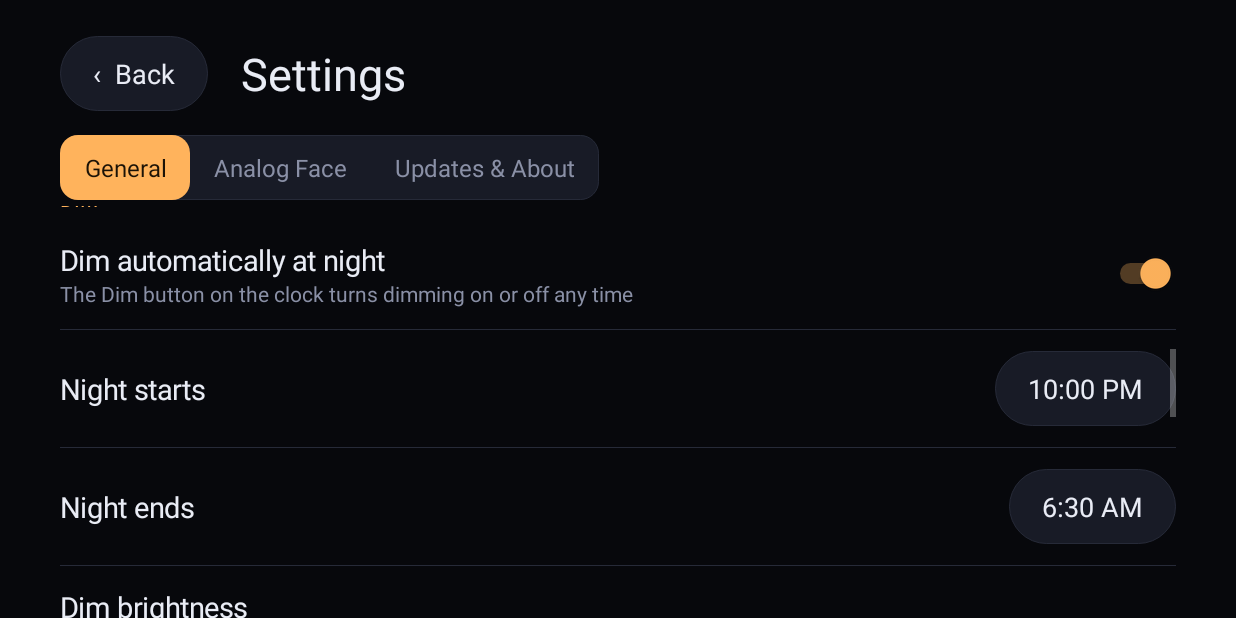
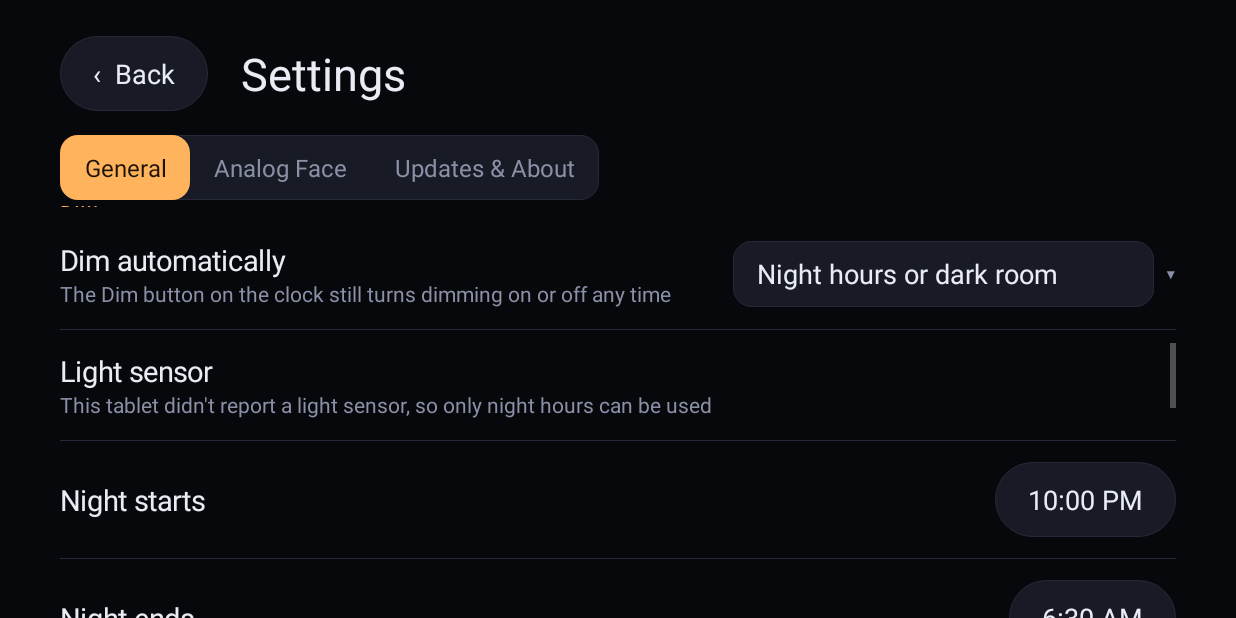
Before and after one commit to bugabooman-lgtm/bedside-clock, an Android app: the SettingsActivity screen opened directly, with no data from a screen before it, scrolled down 576 dp, on a phone screen of 824 x 412 dp (held sideways). Run offline under Robolectric (Android 15) with nearby library versions, the phone set to English and light mode, and no system bars.

Commit message:
2.0: ambient light dimming via the light sensor
Co-Authored-By: Claude Opus 5.5 <noreply@anthropic.com>
Claude-Session: https://claude.ai/code/session_01RCdWgGhTbUqcan577fymfk

```diff
--- a/app/src/main/java/com/bedside/clock/Changelog.kt
+++ b/app/src/main/java/com/bedside/clock/Changelog.kt
@@ -3,6 +3,11 @@ package com.bedside.clock
 /** Newest first. Add an entry here and bump the VERSION file for each release. */
 object Changelog {
     val entries: List<Pair<String, List<String>>> = listOf(
+        "2.0" to listOf(
+            "Ambient light: the clock dims by itself when the room goes dark, using the tablet's light sensor, and brightens again when the lights come on",
+            "Choose when to dim: night hours or a dark room, dark room only, night hours only, or off",
+            "Choose how dark the room must be (lights off, very dim, dim lamp), and see the live light reading in Settings"
+        ),
         "1.9.3" to listOf(
             "Clock style is now a dropdown list in Settings (it had too many choices to fit)",
             "Other long lists (dial color, numbers, date window, surreal and slime colors) are dropdowns too",
--- a/app/src/main/java/com/bedside/clock/SettingsActivity.kt
+++ b/app/src/main/java/com/bedside/clock/SettingsActivity.kt
@@ -23,12 +23,17 @@ class SettingsActivity : Activity() {
     private val handler = Handler(Looper.getMainLooper())
     private lateinit var locationLabel: TextView
     private lateinit var updStatus: TextView
+    private var luxLabel: TextView? = null
     private lateinit var installBtn: TextView
     private val statusTick = object : Runnable {
         override fun run() {
             if (Updater.busy && Updater.status.isNotEmpty()) updStatus.text = Updater.status
             else if (Updater.status.isNotEmpty() && !Updater.busy && Updater.status != lastShown) updStatus.text = Updater.status
             lastShown = updStatus.text.toString()
+            luxLabel?.let { l ->
+                val v = Ambient.lux
+                l.text = if (v < 0) "Reading…" else "${v.toInt()} lux — " + (if (Ambient.dark) "dark" else "light")
+            }
             handler.postDelayed(this, 1000)
         }
     }
@@ -197,10 +202,18 @@ class SettingsActivity : Activity() {
 
         // ---- dim ----
         section("Dim")
-        val nightSwitch = Switch(this)
-        nightSwitch.isChecked = Store.nightOn(this)
-        nightSwitch.setOnCheckedChangeListener { _, on -> Store.put(this, "nightOn", on) }
-        add(settingRow("Dim automatically at night", "The Dim button on the clock turns dimming on or off any time", nightSwitch))
+        add(settingRow("Dim automatically", "The Dim button on the clock still turns dimming on or off any time",
+            dropdown(Ambient.MODES, Ambient.mode(this)) { Store.put(this, "dimMode", it) }))
+        if (Ambient.available(this)) {
+            add(settingRow("Dark room means", "How dark the room must be before the clock dims. It waits 15 seconds before dimming and 4 seconds before brightening.",
+                choice(Ambient.SENSITIVITY.map { it.first to it.second }, Store.getStr(this, "dimSense", "dark")) {
+                    Store.put(this, "dimSense", it)
+                }))
+            luxLabel = tv("Reading…", 16f, Col.DIM)
+            add(settingRow("Room light now", "From the tablet's light sensor, next to the front camera", luxLabel))
+        } else {
+            add(settingRow("Light sensor", "This tablet didn't report a light sensor, so only night hours can be used", null))
+        }
         add(settingRow("Night starts", null, timeButton("nightFrom", Store.nightFrom(this))))
         add(settingRow("Night ends", null, timeButton("nightTo", Store.nightTo(this))))
         add(settingRow("Dim brightness", "How bright the screen is when dimmed (left = darkest). Tip: hold the Dim button on the clock to adjust while you watch.",
@@ -302,11 +315,13 @@ class SettingsActivity : Activity() {
     override fun onResume() {
         super.onResume()
         immersive()
+        Ambient.start(this)
         handler.post(statusTick)
     }
 
     override fun onPause() {
         handler.removeCallbacks(statusTick)
+        Ambient.stop(this)
         super.onPause()
     }
 
```
Also changed, not shown: app/src/main/java/com/bedside/clock/Ambient.kt (added, +83 -0 lines), app/src/main/java/com/bedside/clock/ClockActivity.kt (+10 -1 lines), 1 other file.
